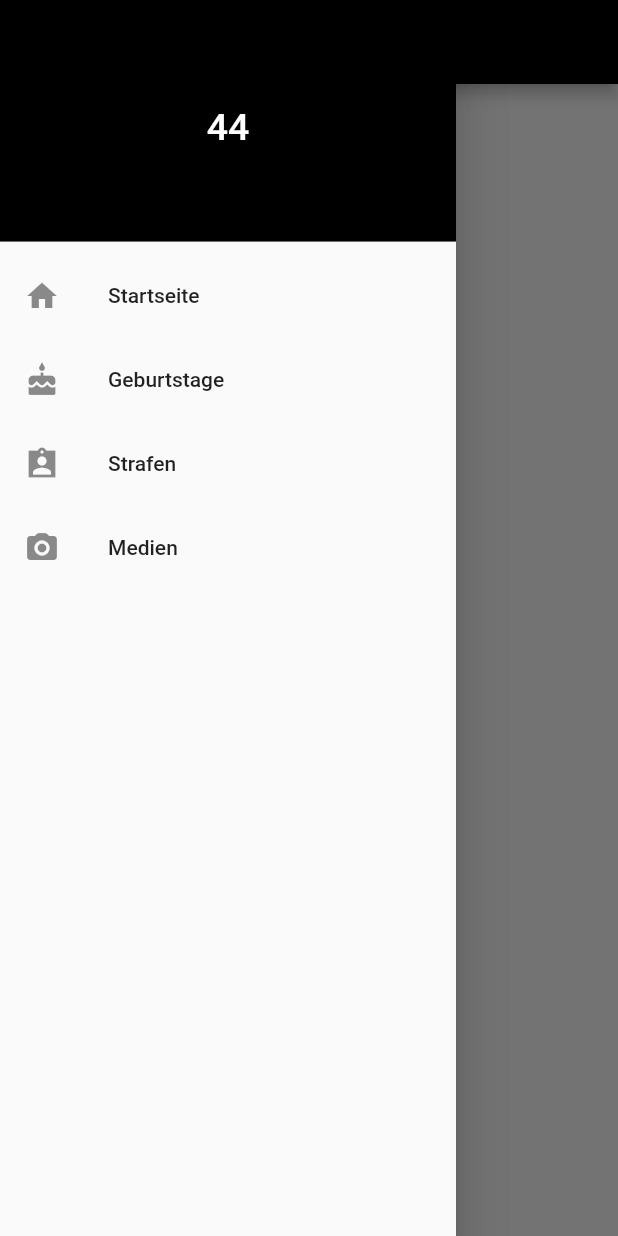
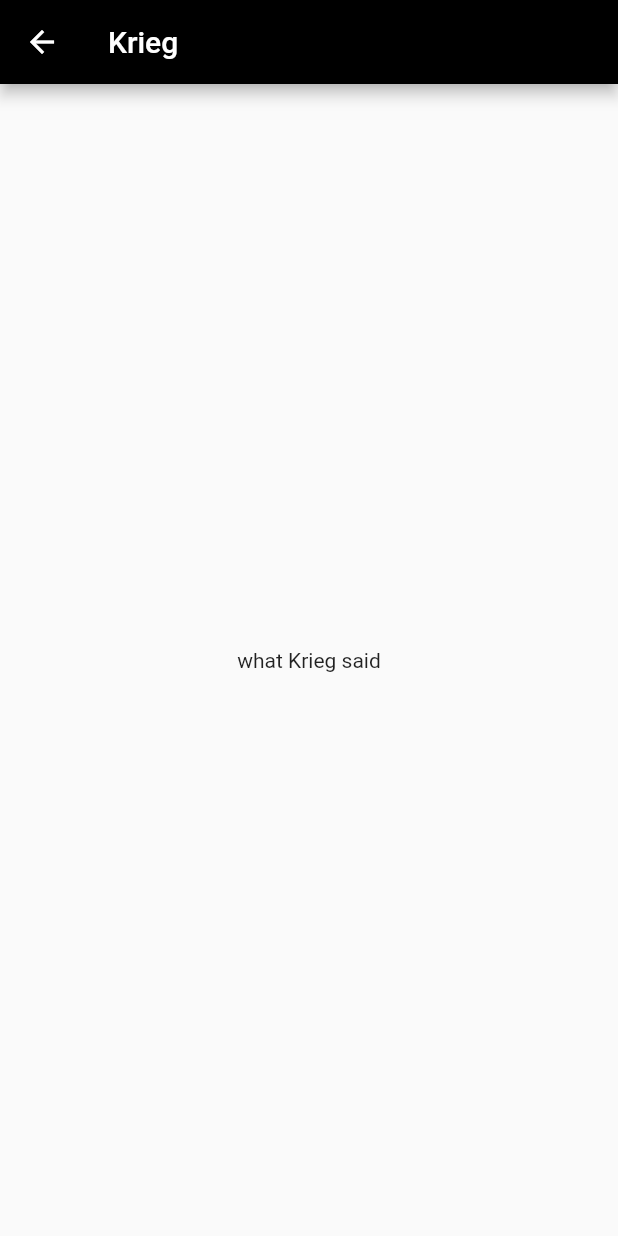
Before and after one commit to 7down/flutter44, a Flutter app: the screen it shows after launch, in the side drawer, after a tap on "Startseite", on a phone screen of 412 x 824 dp. Run offline on Flutter 3.47's test engine with Material 2 defaults, Android fonts, the phone set to English and light mode, and no system bars.

Commit message:
routing works

```diff
--- /dev/null
+++ b/lib/geburtstage.dart
@@ -0,0 +1,17 @@
+import 'package:flutter/material.dart';
+
+class Geburtstage extends StatelessWidget {
+  final String title;
+
+  Geburtstage(this.title);
+  @override
+  Widget build(BuildContext context) {
+    return Scaffold(
+      appBar: new AppBar(
+        backgroundColor: Colors.black,
+        title: Text(title),
+      ),
+      body: new Center(child: new Text("what " + title + " said")),
+    );
+  }
+}
--- a/lib/main.dart
+++ b/lib/main.dart
@@ -1,4 +1,5 @@
 import 'package:flutter/material.dart';
+import 'package:fourtyfour_mask/geburtstage.dart';
 
 void main() => runApp(
       MyApp(),
@@ -10,6 +11,9 @@ class MyApp extends StatelessWidget {
     return MaterialApp(
       debugShowCheckedModeBanner: false,
       home: MyHomePage(),
+      /* routes: <String, WidgetBuilder>{
+          "/a": (BuildContext context) => new Geburtstage("Fred"),
+        }*/
     );
   }
 }
@@ -51,22 +55,35 @@ class SideDrawer extends StatelessWidget {
           ListTile(
             leading: Icon(Icons.home),
             title: Text('Startseite'),
-            onTap: () => {},
+            onTap: () => {
+              Navigator.of(context).push(new MaterialPageRoute(
+                  builder: (BuildContext context) => new Geburtstage("Krieg")))
+            },
           ),
           ListTile(
             leading: Icon(Icons.cake),
             title: Text('Geburtstage'),
-            onTap: () => {Navigator.of(context).pop()},
+            onTap: () => {
+              Navigator.of(context).push(new MaterialPageRoute(
+                  builder: (BuildContext context) =>
+                      new Geburtstage("Sebastian")))
+            },
           ),
           ListTile(
             leading: Icon(Icons.assignment_ind_sharp),
             title: Text('Strafen'),
-            onTap: () => {Navigator.of(context).pop()},
+            onTap: () => {
+              Navigator.of(context).push(new MaterialPageRoute(
+                  builder: (BuildContext context) => new Geburtstage("Cloud")))
+            },
           ),
           ListTile(
             leading: Icon(Icons.photo_camera_rounded),
             title: Text('Medien'),
-            onTap: () => {Navigator.of(context).pop()},
+            onTap: () => {
+              Navigator.of(context).push(new MaterialPageRoute(
+                  builder: (BuildContext context) => new Geburtstage("Tim")))
+            },
           ),
         ],
       ),
```
Also changed, not shown: 1 other file.
